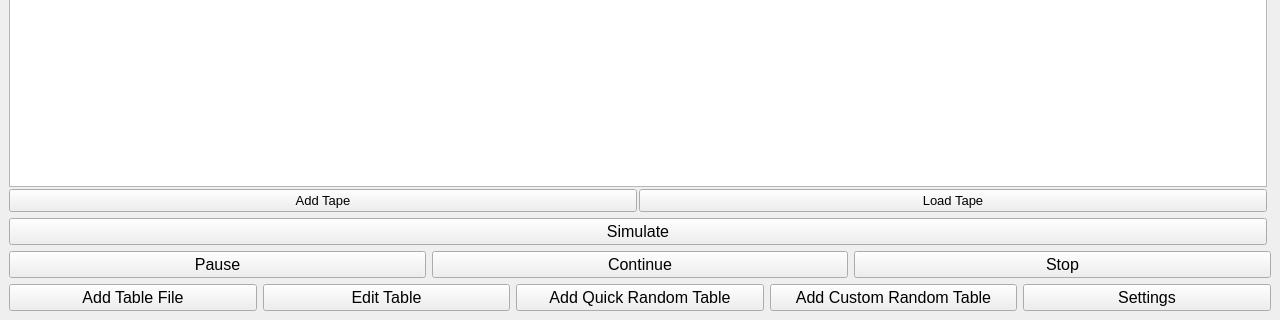
Above: Qt/TuringsMachineSimulator/usermachines.ui from fabioalves98/TuringsMachineGenerator before the change; both pictures show x 0 to 1280 and y 400 to 720 of the 1280 by 720 pixel window. Below: the same form after it.
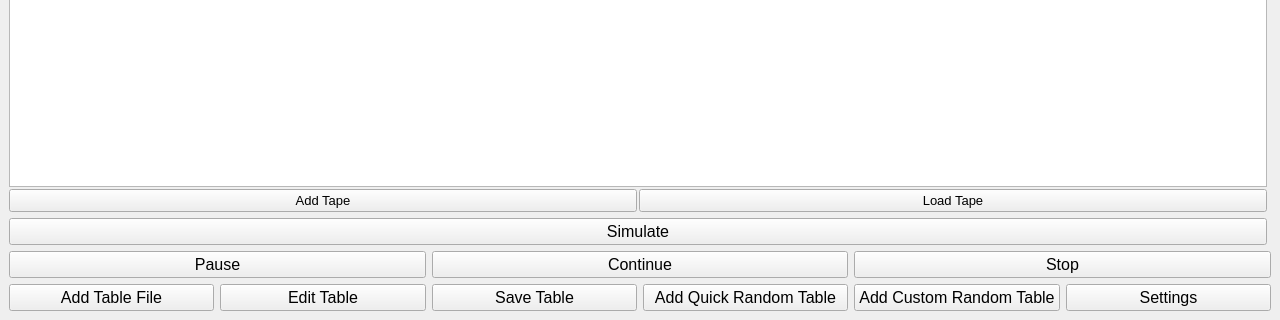
That is the form after the change.

Commit message: Ability to save machine. Added more functionality to the table edition

What changed in the file:
```diff
--- a/Qt/TuringsMachineSimulator/usermachines.ui
+++ b/Qt/TuringsMachineSimulator/usermachines.ui
@@ -284,6 +284,18 @@
         </property>
        </widget>
       </item>
+      <item>
+       <widget class="QPushButton" name="saveTableBt">
+        <property name="font">
+         <font>
+          <pointsize>12</pointsize>
+         </font>
+        </property>
+        <property name="text">
+         <string>Save Table</string>
+        </property>
+       </widget>
+      </item>
       <item>
        <widget class="QPushButton" name="qRandTableBt">
         <property name="font">
```
The commit also changes 21 other files.
